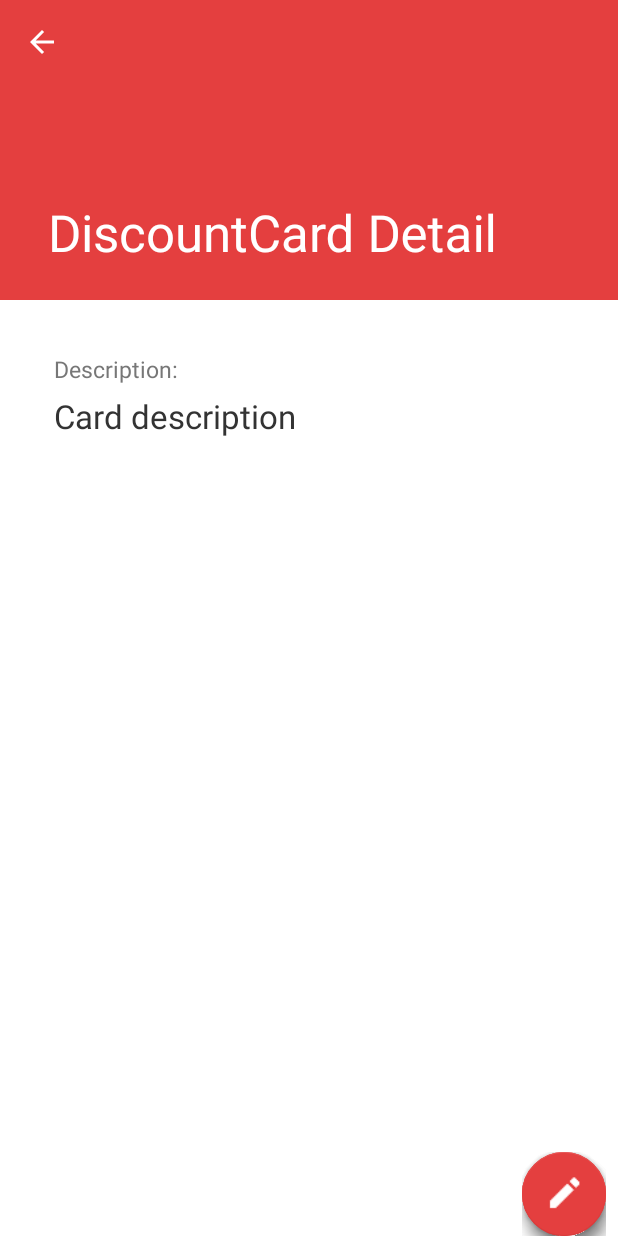
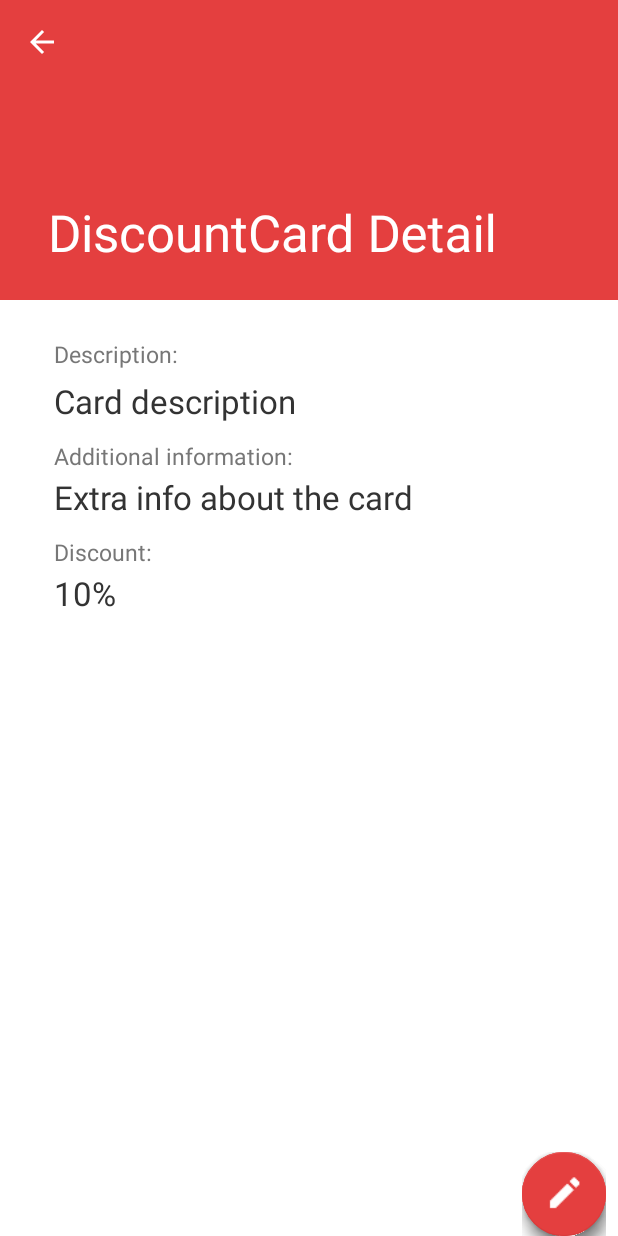
Before and after one commit to Discounty/Discounty.android, an Android app: the DiscountCardDetailFragment screen opened directly, with no data from a screen before it, on a phone screen of 412 x 824 dp. Run offline under Robolectric (Android 15) with nearby library versions, the phone set to English and light mode, and no system bars; libraries missing offline, so code that uses them is left out: com.activeandroid, com.activeandroid.query, com.github.clans.fab; plain views replace FloatingActionButton, FloatingActionMenu; 12 statements that could not run were skipped.

Commit message:
Add more info to show about discount cards

```diff
--- a/app/src/main/java/discounty/com/fragments/DiscountCardDetailFragment.java
+++ b/app/src/main/java/discounty/com/fragments/DiscountCardDetailFragment.java
@@ -32,9 +32,11 @@ import com.github.clans.fab.FloatingActionMenu;
 import discounty.com.R;
 import discounty.com.data.models.DiscountCard;
 import discounty.com.google.zxing.WriterException;
+import discounty.com.google.zxing.common.StringUtils;
 import discounty.com.helpers.BarcodeEncoder;
 import discounty.com.helpers.BitmapHelper;
 import discounty.com.helpers.Colorize;
+import discounty.com.helpers.NumbersHelper;
 import discounty.com.helpers.Operation;
 import discounty.com.helpers.OperationHelper;
 
@@ -61,6 +63,10 @@ public class DiscountCardDetailFragment extends Fragment {
     TextView txtDescription;
 
     TextView txtName;
+
+    TextView txtExtraInfo;
+
+    TextView txtDiscountPercentage;
 
     CollapsingToolbarLayout toolbarLayout;
 
@@ -150,6 +156,8 @@ public class DiscountCardDetailFragment extends Fragment {
 
         txtDescription = (TextView)rootView.findViewById(R.id.discount_card_description);
         txtName = (TextView)rootView.findViewById(R.id.discount_card_name);
+        txtExtraInfo = (TextView)rootView.findViewById(R.id.discount_card_extra_info);
+        txtDiscountPercentage = (TextView)rootView.findViewById(R.id.discount_card_discount_percentage);
         imgBarcode = (ImageView)rootView.findViewById(R.id.barcode_image_view);
         toolbar = (Toolbar)getActivity().findViewById(R.id.detail_toolbar);
         fabEditMenu = (FloatingActionMenu)getActivity().findViewById(R.id.edit_discount_card_fab_menu);
@@ -160,6 +168,12 @@ public class DiscountCardDetailFragment extends Fragment {
         if (discountCard != null) {
             txtDescription.setText(discountCard.description);
             txtName.setText(discountCard.name);
+            txtExtraInfo.setText(discountCard.barcode.extraInfo);
+
+            Double discountPercentage = discountCard.barcode.discountPercentage;
+            if (discountPercentage != null) {
+                txtDiscountPercentage.setText(discountCard.barcode.discountPercentage.toString() + "%");
+            }
         }
 
         Log.d("TOOL_BAR_COLOR", " ====> " + toolbarColorHex);
--- /dev/null
+++ b/app/src/main/java/discounty/com/helpers/NumbersHelper.java
@@ -0,0 +1,18 @@
+package discounty.com.helpers;
+
+
+import java.text.NumberFormat;
+import java.text.ParsePosition;
+
+public class NumbersHelper {
+
+    public static boolean isNumeric(String str) {
+        NumberFormat formatter = NumberFormat.getInstance();
+        ParsePosition position = new ParsePosition(0);
+        formatter.parse(str, position);
+
+        boolean doubleCheck = str.matches("-?\\d+(\\.\\d+)?");
+
+        return str.length() == position.getIndex() && doubleCheck;
+    }
+}
--- a/app/src/main/res/layout/discountcard_detail.xml
+++ b/app/src/main/res/layout/discountcard_detail.xml
@@ -13,7 +13,7 @@
         android:layout_height="wrap_content">
         <LinearLayout
             android:layout_margin="20dp"
-            android:paddingTop="10dp"
+            android:paddingTop="0dp"
             android:layout_width="match_parent"
             android:layout_height="wrap_content"
             android:orientation="vertical">
@@ -59,12 +59,70 @@
                 android:textColor="@color/oil"
                 android:text="Card description"/>
 
+            <TextView xmlns:android="http://schemas.android.com/apk/res/android"
+                xmlns:tools="http://schemas.android.com/tools"
+                android:id="@+id/discount_card_extra_info_title"
+                style="?android:attr/textAppearanceLarge"
+                android:layout_width="match_parent"
+                android:layout_height="match_parent"
+                android:padding="5dp"
+                android:paddingStart="16dp"
+                android:layout_marginTop="-10dp"
+                android:layout_marginBottom="0dp"
+                android:textSize="15sp"
+                android:textIsSelectable="true"
+                tools:context=".fragments.DiscountCardDetailFragment"
+                android:textColor="@color/monsoon"
+                android:text="Additional information:"/>
+
+            <TextView xmlns:android="http://schemas.android.com/apk/res/android"
+                xmlns:tools="http://schemas.android.com/tools"
+                android:id="@+id/discount_card_extra_info"
+                style="?android:attr/textAppearanceLarge"
+                android:layout_width="match_parent"
+                android:layout_height="match_parent"
+                android:padding="16dp"
+                android:layout_marginTop="-19dp"
+                android:textIsSelectable="true"
+                tools:context=".fragments.DiscountCardDetailFragment"
+                android:textColor="@color/oil"
+                android:text="Extra info about the card"/>
+
+            <TextView xmlns:android="http://schemas.android.com/apk/res/android"
+                xmlns:tools="http://schemas.android.com/tools"
+                android:id="@+id/discount_card_discount_percentage_title"
+                style="?android:attr/textAppearanceLarge"
+                android:layout_width="match_parent"
+                android:layout_height="match_parent"
+                android:padding="5dp"
+                android:paddingStart="16dp"
+                android:layout_marginTop="-10dp"
+                android:layout_marginBottom="0dp"
+                android:textSize="15sp"
+                android:textIsSelectable="true"
+                tools:context=".fragments.DiscountCardDetailFragment"
+                android:textColor="@color/monsoon"
+                android:text="Discount:"/>
+
+            <TextView xmlns:android="http://schemas.android.com/apk/res/android"
+                xmlns:tools="http://schemas.android.com/tools"
+                android:id="@+id/discount_card_discount_percentage"
+                style="?android:attr/textAppearanceLarge"
+                android:layout_width="match_parent"
+                android:layout_height="match_parent"
+                android:padding="16dp"
+                android:layout_marginTop="-19dp"
+                android:textIsSelectable="true"
+                tools:context=".fragments.DiscountCardDetailFragment"
+                android:textColor="@color/oil"
+                android:text="10%"/>
+
             <ImageView
                 android:id="@+id/barcode_image_view"
                 android:layout_width="match_parent"
                 android:layout_height="wrap_content"
                 android:src="@drawable/share_via_barcode"
-                android:layout_marginTop="30dp"
+                android:layout_marginTop="0dp"
                 android:contentDescription="Barcode picture"
                 android:adjustViewBounds="true"/>
 
```
Also changed, not shown: 1 other file.
